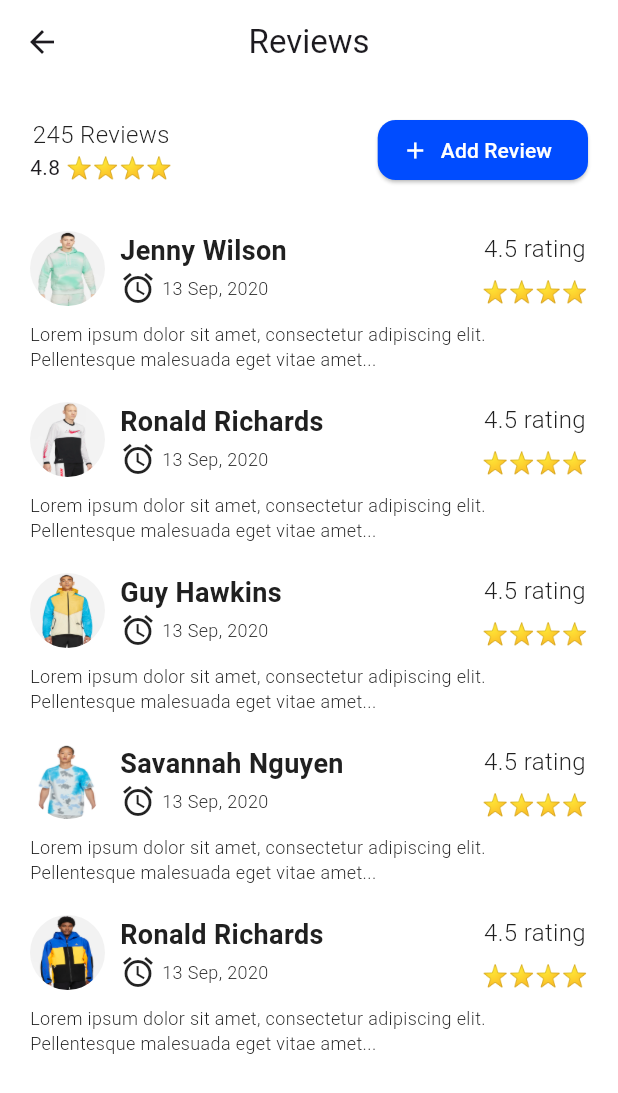
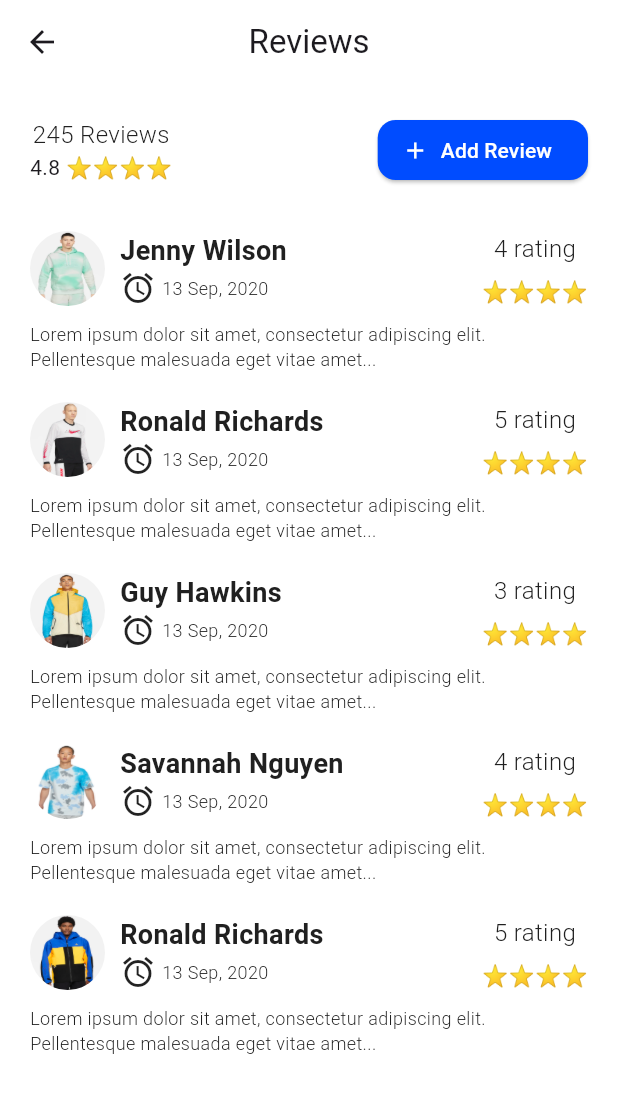
Before and after one commit to Elgammal1299/e_commerce_app, a Flutter app: the ReviewPage screen opened by its route, on a phone screen of 412 x 824 dp. Shown: the top 1093 px of the screen. Run offline on Flutter 3.47's test engine with Material 3 defaults, Android fonts, the phone set to English and light mode, and no system bars; our stand-ins replace cached_network_image, dartz, dio, dotted_border, flutter_bloc, flutter_secure_storage and 7 more; accounts and stored records are empty; generated files the repository leaves out were written again; network calls fail; Roboto replaces fonts that are missing (Montserrat, Nunito Sans).

Commit message:
Refactor login and review components for improved functionality
- Updated login success navigation to redirect to the navBarRoute instead of homeRoute.
- Enhanced CustomReviewItem to include a rating parameter, allowing dynamic display of review ratings.
- Modified review pages to utilize the new rating feature for better user feedback representation.
- Cleaned up widget structures for improved readability and performance.

```diff
--- a/lib/feature/auth/login/ui/view/widget/custom_login_form.dart
+++ b/lib/feature/auth/login/ui/view/widget/custom_login_form.dart
@@ -43,11 +43,11 @@ class _CustomLoginFormState extends State<CustomLoginForm> {
     return BlocConsumer<LoginCubit, LoginState>(
       listener: (context, state) {
         if (state is LoginError) {
-          ScaffoldMessenger.of(context)
-              .showSnackBar(SnackBar(content: Text(state.message)));
+          ScaffoldMessenger.of(
+            context,
+          ).showSnackBar(SnackBar(content: Text(state.message)));
         } else if (state is LoginSuccess) {
-          // تسجيل دخول ناجح، نروح للـ Home
-          Navigator.pushReplacementNamed(context, Routes.homeRoute);
+          Navigator.pushReplacementNamed(context, Routes.navBarRoute);
         }
       },
       builder: (context, state) {
@@ -67,17 +67,11 @@ class _CustomLoginFormState extends State<CustomLoginForm> {
               SizedBox(height: 40),
               isLoading
                   ? CircularProgressIndicator()
-                  : CustomElevatedButton(
-                      text: 'Next',
-                      onPressed: _submitLogin,
-                    ),
+                  : CustomElevatedButton(text: 'Next', onPressed: _submitLogin),
               SizedBox(height: 14),
               Align(
                 alignment: Alignment.bottomCenter,
-                child: TextButton(
-                  onPressed: () {},
-                  child: Text('Cancel'),
-                ),
+                child: TextButton(onPressed: () {}, child: Text('Cancel')),
               ),
             ],
           ),
--- a/lib/feature/home/ui/view/home_detils_page.dart
+++ b/lib/feature/home/ui/view/home_detils_page.dart
@@ -20,7 +20,9 @@ class HomeDetilsPage extends StatelessWidget {
   Widget build(BuildContext context) {
     return Scaffold(
       bottomNavigationBar: InkWell(
-        onTap: () {},
+        onTap: () {
+          Navigator.pop(context);
+        },
         child: Container(
           padding: const EdgeInsets.all(20),
           width: double.infinity,
@@ -119,7 +121,9 @@ class HomeDetilsPage extends StatelessWidget {
                                     ],
                                   ),
                                   const SizedBox(height: 16),
-                                  CustomRowreview(item: state.productModel.productPictures),
+                                  CustomRowreview(
+                                    item: state.productModel.productPictures,
+                                  ),
                                   const SizedBox(height: 15),
                                   Row(
                                     children: [
@@ -164,6 +168,7 @@ class HomeDetilsPage extends StatelessWidget {
                                   ),
                                   const SizedBox(height: 10),
                                   CustomReviewItem(
+                                     rating: product.rating,
                                     image: AppImages.pro6Icon,
                                     title: 'Ronald Richards',
                                   ),
--- a/lib/feature/home/ui/view/review_page.dart
+++ b/lib/feature/home/ui/view/review_page.dart
@@ -49,21 +49,32 @@ class ReviewPage extends StatelessWidget {
               ],
             ),
             SizedBox(height: 30),
-            CustomReviewItem(image: AppImages.pro6Icon, title: 'Jenny Wilson'),
+            CustomReviewItem(
+              image: AppImages.pro6Icon,
+              title: 'Jenny Wilson',
+              rating: 4,
+            ),
             SizedBox(height: 20),
             CustomReviewItem(
+              rating: 5,
               image: AppImages.pro2Icon,
               title: 'Ronald Richards',
             ),
             SizedBox(height: 20),
-            CustomReviewItem(image: AppImages.proIcon, title: 'Guy Hawkins'),
+            CustomReviewItem(
+              rating: 3,
+              image: AppImages.proIcon,
+              title: 'Guy Hawkins',
+            ),
             SizedBox(height: 20),
             CustomReviewItem(
+              rating: 4,
               image: AppImages.pro3Icon,
               title: 'Savannah Nguyen',
             ),
             SizedBox(height: 20),
             CustomReviewItem(
+              rating: 5,
               image: AppImages.pro4Icon,
               title: 'Ronald Richards',
             ),
--- a/lib/feature/home/ui/view/widget/custom_review_item.dart
+++ b/lib/feature/home/ui/view/widget/custom_review_item.dart
@@ -2,9 +2,10 @@ import 'package:e_commerce_app/core/utils/app_styles.dart';
 import 'package:flutter/material.dart';
 
 class CustomReviewItem extends StatelessWidget {
-  const CustomReviewItem({super.key, required this.image, required this.title});
+  const CustomReviewItem({super.key, required this.image, required this.title, required this.rating});
   final String image;
   final String title;
+  final int rating;
 
   @override
   Widget build(BuildContext context) {
@@ -47,7 +48,7 @@ class CustomReviewItem extends StatelessWidget {
             Spacer(),
             Column(
               children: [
-                Text('4.5 rating', style: AppStyles.styleRegular20(context)),
+                Text('${rating.toString()} rating', style: AppStyles.styleRegular20(context)),
                 SizedBox(height: 7),
                 Text('⭐⭐⭐⭐'),
               ],
```
